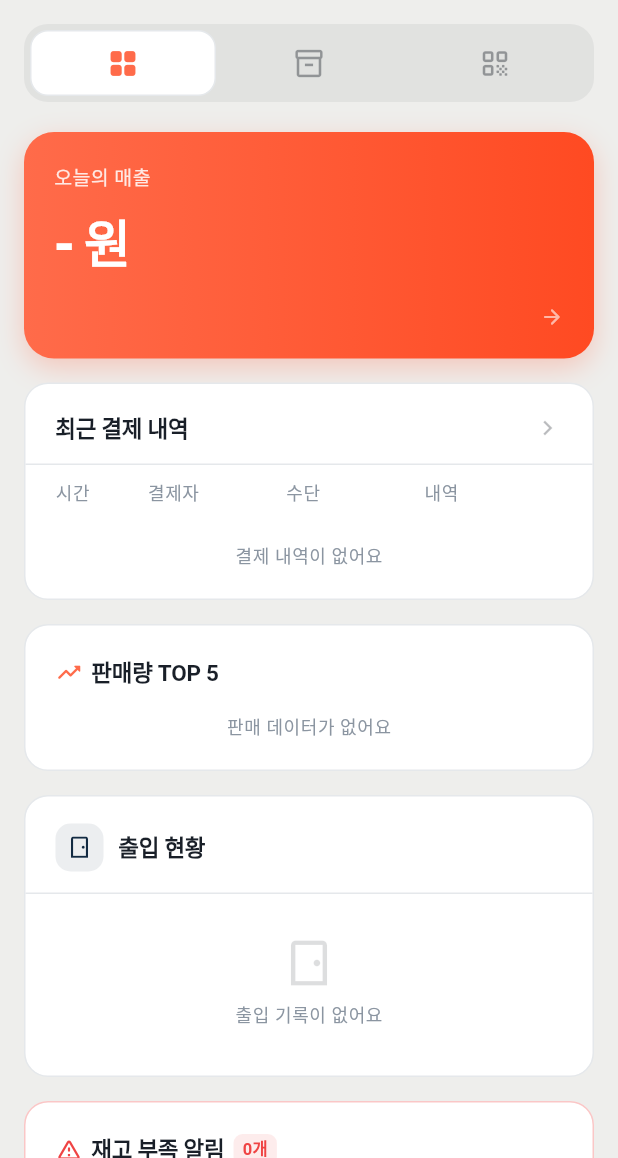
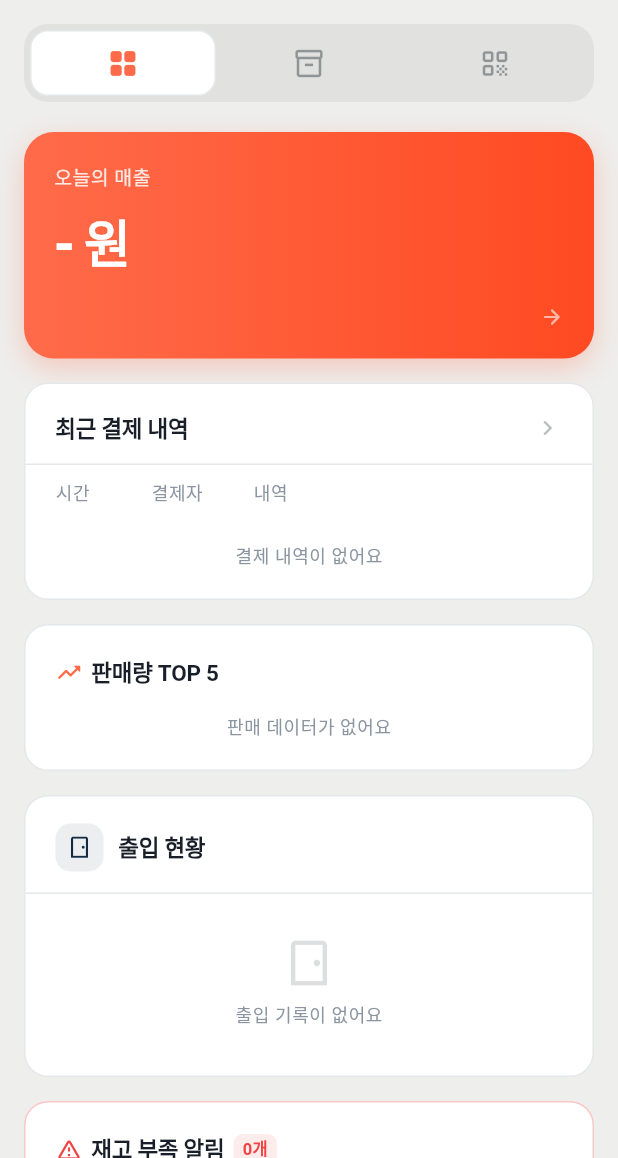
Before and after one commit to KioPass/frontend, a Flutter app: the SellerHomeScreen screen opened directly, on a phone screen of 412 x 824 dp, the part 78-1236 px from its top. Run offline on Flutter 3.47's test engine with Material 3 defaults, Android fonts, the phone set to English and light mode, and no system bars; our stand-ins replace firebase_core, firebase_messaging, flutter_animate, flutter_local_notifications, geolocator, image_picker and 2 more; missing offline and left inert: flutter_web_auth_2, google_mlkit_text_recognition, image_gallery_saver_plus, kpostal, mobile_scanner; accounts and stored records are empty; Roboto replaces fonts that are missing (Pretendard).

Commit message:
fix: 결제 내역 테이블 수단 컬럼 제거 및 줄 맞춤 개선, 카테고리 상태 관리 개선
- 결제 내역에서 수단 컬럼 제거, 시간/결제자/내역 줄 맞춤 고정
- 카테고리 선택 상태 관리를 TextEditingController로 변경

Co-Authored-By: Claude Sonnet 4.6 <noreply@anthropic.com>

```diff
--- a/lib/screens/seller_home_screen.dart
+++ b/lib/screens/seller_home_screen.dart
@@ -335,10 +335,11 @@ class _DashboardTabState extends State<DashboardTab> {
                   padding: const EdgeInsets.symmetric(horizontal: 20, vertical: 10),
                   child: Row(
                     children: [
-                      Expanded(flex: 2, child: TableHeader('시간')),
-                      Expanded(flex: 3, child: TableHeader('결제자')),
-                      Expanded(flex: 3, child: TableHeader('수단')),
-                      Expanded(flex: 3, child: TableHeader('내역')),
+                      SizedBox(width: 52, child: TableHeader('시간')),
+                      const SizedBox(width: 12),
+                      SizedBox(width: 56, child: TableHeader('결제자')),
+                      const SizedBox(width: 12),
+                      Expanded(child: TableHeader('내역')),
                     ],
                   ),
                 ),
@@ -355,9 +356,11 @@ class _DashboardTabState extends State<DashboardTab> {
                         padding: const EdgeInsets.symmetric(horizontal: 20, vertical: 12),
                         child: Row(
                           children: [
-                            Expanded(flex: 2, child: Text(p.time, style: tt.bodySmall)),
-                            Expanded(flex: 3, child: Text(p.buyerName, style: tt.labelLarge)),
-                            Expanded(flex: 4, child: Text(p.itemSummary, style: tt.bodySmall, overflow: TextOverflow.ellipsis)),
+                            SizedBox(width: 52, child: Text(p.time, style: tt.bodySmall)),
+                            const SizedBox(width: 12),
+                            SizedBox(width: 56, child: Text(p.buyerName, style: tt.labelLarge, overflow: TextOverflow.ellipsis)),
+                            const SizedBox(width: 12),
+                            Expanded(child: Text(p.itemSummary, style: tt.bodySmall, overflow: TextOverflow.ellipsis)),
                           ],
                         ),
                       ),
```
